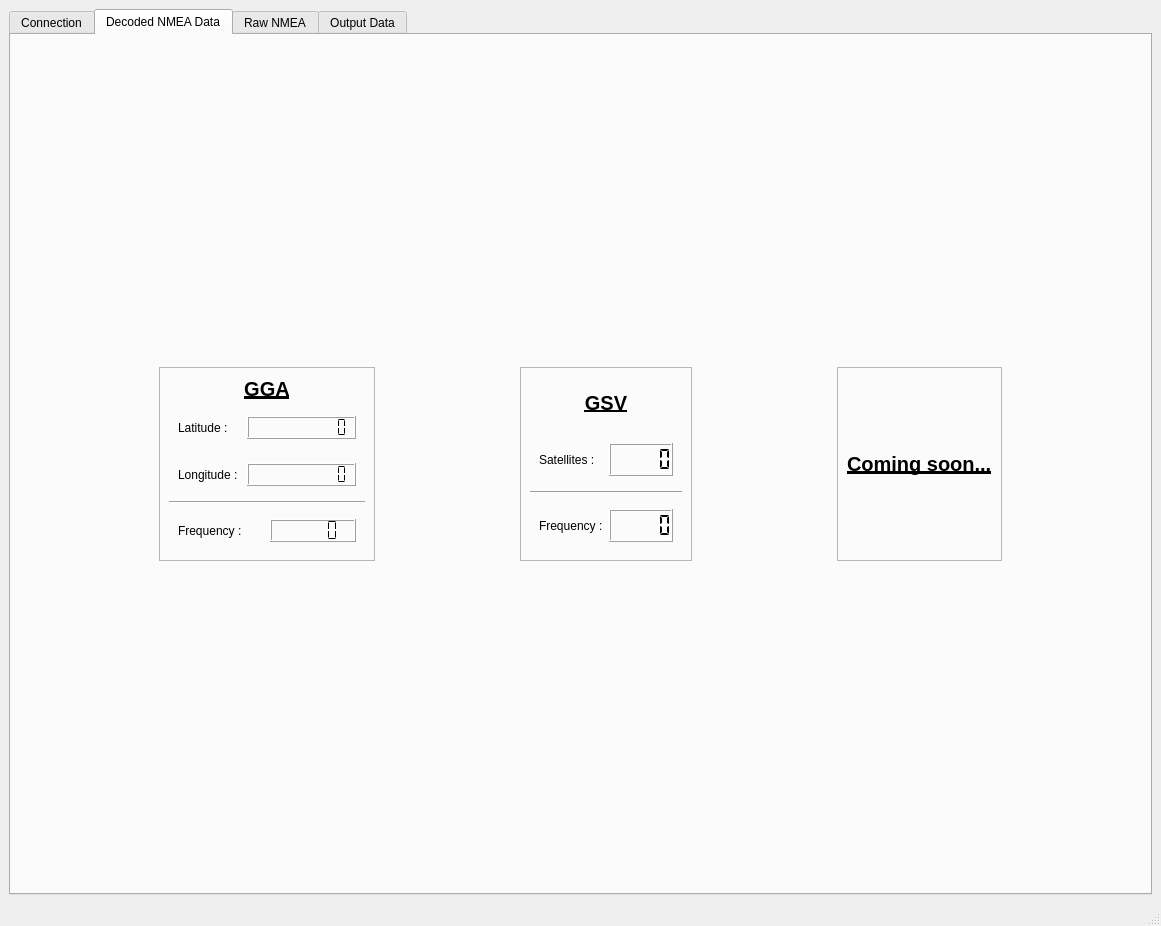
The window that ui/interface.ui (Kupofty/NMEA_Center) describes before a commit, drawn with Qt 5.
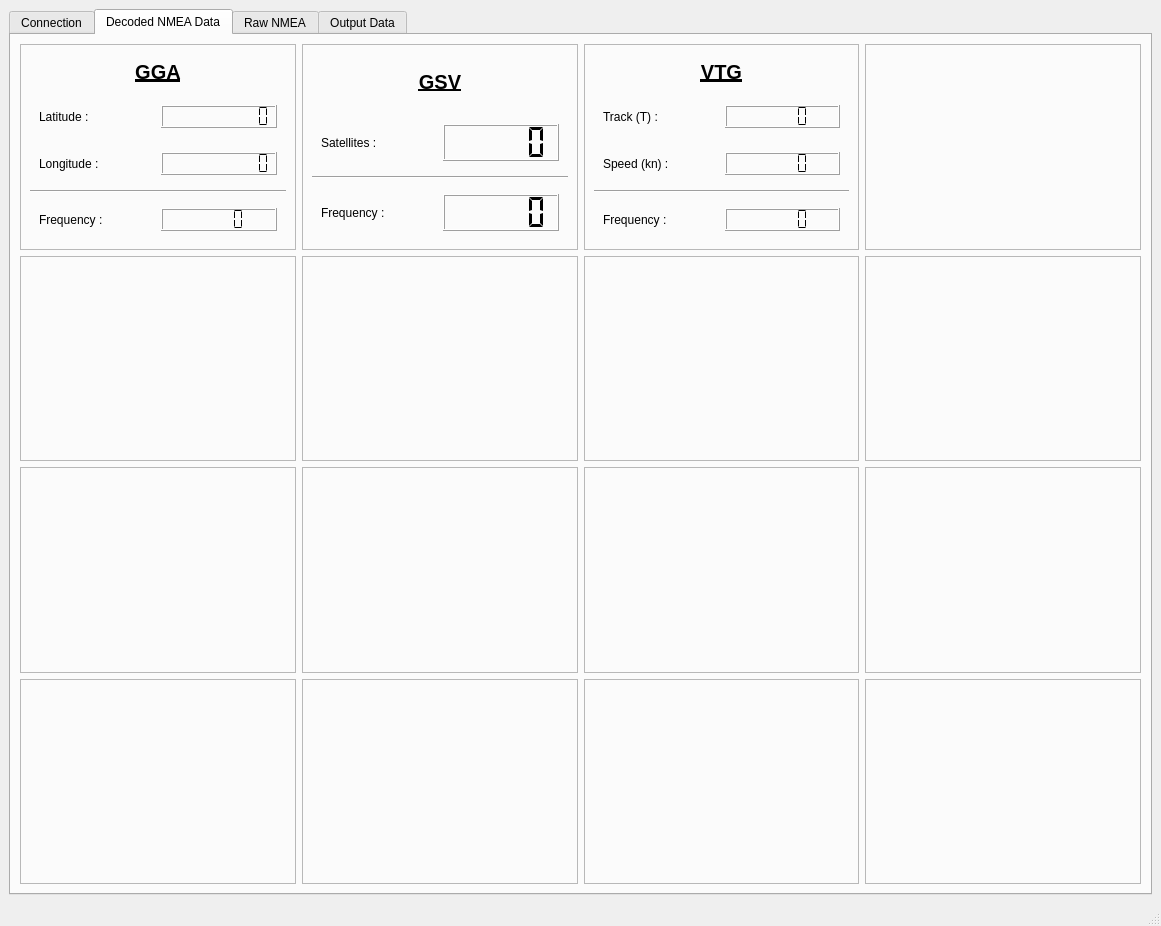
The same window after the commit. The open tabs and pages were chosen to show the change. Icons and pictures are not drawn.

```diff
--- a/ui/interface.ui
+++ b/ui/interface.ui
@@ -379,85 +379,265 @@
         <string>Decoded NMEA Data</string>
        </attribute>
        <layout class="QGridLayout" name="gridLayout_8">
-        <item row="1" column="6">
-         <spacer name="horizontalSpacer_11">
-          <property name="orientation">
-           <enum>Qt::Orientation::Horizontal</enum>
+        <item row="0" column="1">
+         <widget class="QFrame" name="verticalFrame_2">
+          <property name="frameShape">
+           <enum>QFrame::Shape::StyledPanel</enum>
           </property>
-          <property name="sizeHint" stdset="0">
-           <size>
-            <width>132</width>
-            <height>20</height>
-           </size>
-          </property>
-         </spacer>
-        </item>
-        <item row="1" column="2">
-         <spacer name="horizontalSpacer_10">
-          <property name="orientation">
-           <enum>Qt::Orientation::Horizontal</enum>
-          </property>
-          <property name="sizeHint" stdset="0">
-           <size>
-            <width>133</width>
-            <height>20</height>
-           </size>
-          </property>
-         </spacer>
+          <layout class="QVBoxLayout" name="verticalLayout_14">
+           <property name="leftMargin">
+            <number>9</number>
+           </property>
+           <property name="topMargin">
+            <number>9</number>
+           </property>
+           <property name="rightMargin">
+            <number>9</number>
+           </property>
+           <property name="bottomMargin">
+            <number>9</number>
+           </property>
+           <item>
+            <widget class="QLabel" name="label_14">
+             <property name="font">
+              <font>
+               <pointsize>15</pointsize>
+               <bold>true</bold>
+               <underline>true</underline>
+              </font>
+             </property>
+             <property name="text">
+              <string>GSV</string>
+             </property>
+             <property name="alignment">
+              <set>Qt::AlignmentFlag::AlignCenter</set>
+             </property>
+            </widget>
+           </item>
+           <item>
+            <layout class="QHBoxLayout" name="horizontalLayout_4">
+             <property name="leftMargin">
+              <number>9</number>
+             </property>
+             <property name="topMargin">
+              <number>9</number>
+             </property>
+             <property name="rightMargin">
+              <number>9</number>
+             </property>
+             <property name="bottomMargin">
+              <number>9</number>
+             </property>
+             <item>
+              <widget class="QLabel" name="label_9">
+               <property name="text">
+                <string>Satellites : </string>
+               </property>
+              </widget>
+             </item>
+             <item>
+              <widget class="QLCDNumber" name="lcdNumber_satellites_gsv">
+               <property name="segmentStyle">
+                <enum>QLCDNumber::SegmentStyle::Flat</enum>
+               </property>
+              </widget>
+             </item>
+            </layout>
+           </item>
+           <item>
+            <widget class="Line" name="line_3">
+             <property name="orientation">
+              <enum>Qt::Orientation::Horizontal</enum>
+             </property>
+            </widget>
+           </item>
+           <item>
+            <layout class="QHBoxLayout" name="horizontalLayout_8">
+             <property name="leftMargin">
+              <number>9</number>
+             </property>
+             <property name="topMargin">
+              <number>9</number>
+             </property>
+             <property name="rightMargin">
+              <number>9</number>
+             </property>
+             <property name="bottomMargin">
+              <number>9</number>
+             </property>
+             <item>
+              <widget class="QLabel" name="label_13">
+               <property name="text">
+                <string>Frequency :</string>
+               </property>
+              </widget>
+             </item>
+             <item>
+              <widget class="QLCDNumber" name="lcdNumber_frequency_gsv">
+               <property name="frameShadow">
+                <enum>QFrame::Shadow::Raised</enum>
+               </property>
+               <property name="smallDecimalPoint">
+                <bool>false</bool>
+               </property>
+               <property name="digitCount">
+                <number>5</number>
+               </property>
+               <property name="segmentStyle">
+                <enum>QLCDNumber::SegmentStyle::Flat</enum>
+               </property>
+              </widget>
+             </item>
+            </layout>
+           </item>
+          </layout>
+         </widget>
         </item>
         <item row="0" column="2">
-         <spacer name="verticalSpacer_17">
-          <property name="orientation">
-           <enum>Qt::Orientation::Vertical</enum>
+         <widget class="QFrame" name="horizontalFrame">
+          <property name="frameShape">
+           <enum>QFrame::Shape::StyledPanel</enum>
           </property>
-          <property name="sizeHint" stdset="0">
-           <size>
-            <width>20</width>
-            <height>335</height>
-           </size>
-          </property>
-         </spacer>
+          <layout class="QVBoxLayout" name="verticalLayout_28">
+           <property name="leftMargin">
+            <number>9</number>
+           </property>
+           <property name="topMargin">
+            <number>9</number>
+           </property>
+           <property name="rightMargin">
+            <number>9</number>
+           </property>
+           <property name="bottomMargin">
+            <number>9</number>
+           </property>
+           <item>
+            <widget class="QLabel" name="label_27">
+             <property name="font">
+              <font>
+               <pointsize>15</pointsize>
+               <bold>true</bold>
+               <underline>true</underline>
+              </font>
+             </property>
+             <property name="text">
+              <string>VTG</string>
+             </property>
+             <property name="alignment">
+              <set>Qt::AlignmentFlag::AlignCenter</set>
+             </property>
+            </widget>
+           </item>
+           <item>
+            <layout class="QHBoxLayout" name="horizontalLayout_24">
+             <property name="leftMargin">
+              <number>9</number>
+             </property>
+             <property name="topMargin">
+              <number>9</number>
+             </property>
+             <property name="rightMargin">
+              <number>9</number>
+             </property>
+             <property name="bottomMargin">
+              <number>9</number>
+             </property>
+             <item>
+              <widget class="QLabel" name="label_31">
+               <property name="text">
+                <string>Track (T) :</string>
+               </property>
+              </widget>
+             </item>
+             <item>
+              <widget class="QLCDNumber" name="lcdNumber_track_true_vtg">
+               <property name="segmentStyle">
+                <enum>QLCDNumber::SegmentStyle::Flat</enum>
+               </property>
+              </widget>
+             </item>
+            </layout>
+           </item>
+           <item>
+            <layout class="QHBoxLayout" name="horizontalLayout_23">
+             <property name="leftMargin">
+              <number>9</number>
+             </property>
+             <property name="topMargin">
+              <number>9</number>
+             </property>
+             <property name="rightMargin">
+              <number>9</number>
+             </property>
+             <property name="bottomMargin">
+              <number>9</number>
+             </property>
+             <item>
+              <widget class="QLabel" name="label_32">
+               <property name="text">
+                <string>Speed (kn) :</string>
+               </property>
+              </widget>
+             </item>
+             <item>
+              <widget class="QLCDNumber" name="lcdNumber_speed_knot_vtg">
+               <property name="segmentStyle">
+                <enum>QLCDNumber::SegmentStyle::Flat</enum>
+               </property>
+              </widget>
+             </item>
+            </layout>
+           </item>
+           <item>
+            <widget class="Line" name="line_8">
+             <property name="orientation">
+              <enum>Qt::Orientation::Horizontal</enum>
+             </property>
+            </widget>
+           </item>
+           <item>
+            <layout class="QHBoxLayout" name="horizontalLayout_26">
+             <property name="leftMargin">
+              <number>9</number>
+             </property>
+             <property name="topMargin">
+              <number>9</number>
+             </property>
+             <property name="rightMargin">
+              <number>9</number>
+             </property>
+             <property name="bottomMargin">
+              <number>9</number>
+             </property>
+             <item>
+              <widget class="QLabel" name="label_33">
+               <property name="text">
+                <string>Frequency :</string>
+               </property>
+              </widget>
+             </item>
+             <item>
+              <widget class="QLCDNumber" name="lcdNumber_frequency_vtg">
+               <property name="frameShadow">
+                <enum>QFrame::Shadow::Raised</enum>
+               </property>
+               <property name="smallDecimalPoint">
+                <bool>false</bool>
+               </property>
+               <property name="digitCount">
+                <number>5</number>
+               </property>
+               <property name="segmentStyle">
+                <enum>QLCDNumber::SegmentStyle::Flat</enum>
+               </property>
+              </widget>
+             </item>
+            </layout>
+           </item>
+          </layout>
+         </widget>
         </item>
-        <item row="1" column="0">
-         <spacer name="horizontalSpacer_9">
-          <property name="orientation">
-           <enum>Qt::Orientation::Horizontal</enum>
-          </property>
-          <property name="sizeHint" stdset="0">
-           <size>
-            <width>132</width>
-            <height>20</height>
-           </size>
-          </property>
-         </spacer>
-        </item>
-        <item row="2" column="2">
-         <spacer name="verticalSpacer_18">
-          <property name="orientation">
-           <enum>Qt::Orientation::Vertical</enum>
-          </property>
-          <property name="sizeHint" stdset="0">
-           <size>
-            <width>20</width>
-            <height>335</height>
-           </size>
-          </property>
-         </spacer>
-        </item>
-        <item row="1" column="4">
-         <spacer name="horizontalSpacer_12">
-          <property name="orientation">
-           <enum>Qt::Orientation::Horizontal</enum>
-          </property>
-          <property name="sizeHint" stdset="0">
-           <size>
-            <width>40</width>
-            <height>20</height>
-           </size>
-          </property>
-         </spacer>
-        </item>
-        <item row="1" column="1">
+        <item row="0" column="0">
          <widget class="QFrame" name="verticalFrame">
           <property name="frameShape">
            <enum>QFrame::Shape::StyledPanel</enum>
@@ -598,153 +778,108 @@
           </layout>
          </widget>
         </item>
+        <item row="0" column="3">
+         <widget class="QFrame" name="verticalFrame_12">
+          <property name="frameShape">
+           <enum>QFrame::Shape::StyledPanel</enum>
+          </property>
+          <layout class="QVBoxLayout" name="verticalLayout_15"/>
+         </widget>
+        </item>
+        <item row="1" column="1">
+         <widget class="QFrame" name="verticalFrame_5">
+          <property name="frameShape">
+           <enum>QFrame::Shape::StyledPanel</enum>
+          </property>
+          <layout class="QVBoxLayout" name="verticalLayout_21"/>
+         </widget>
+        </item>
+        <item row="1" column="0">
+         <widget class="QFrame" name="verticalFrame_13">
+          <property name="frameShape">
+           <enum>QFrame::Shape::StyledPanel</enum>
+          </property>
+          <layout class="QVBoxLayout" name="verticalLayout_29"/>
+         </widget>
+        </item>
+        <item row="2" column="0">
+         <widget class="QFrame" name="verticalFrame_4">
+          <property name="frameShape">
+           <enum>QFrame::Shape::StyledPanel</enum>
+          </property>
+          <layout class="QVBoxLayout" name="verticalLayout_20"/>
+         </widget>
+        </item>
+        <item row="2" column="1">
+         <widget class="QFrame" name="verticalFrame_6">
+          <property name="frameShape">
+           <enum>QFrame::Shape::StyledPanel</enum>
+          </property>
+          <layout class="QVBoxLayout" name="verticalLayout_22"/>
+         </widget>
+        </item>
+        <item row="2" column="2">
+         <widget class="QFrame" name="verticalFrame_10">
+          <property name="frameShape">
+           <enum>QFrame::Shape::StyledPanel</enum>
+          </property>
+          <layout class="QVBoxLayout" name="verticalLayout_26"/>
+         </widget>
+        </item>
+        <item row="2" column="3">
+         <widget class="QFrame" name="verticalFrame_8">
+          <property name="frameShape">
+           <enum>QFrame::Shape::StyledPanel</enum>
+          </property>
+          <layout class="QVBoxLayout" name="verticalLayout_24"/>
+         </widget>
+        </item>
         <item row="1" column="3">
-         <widget class="QFrame" name="verticalFrame_2">
+         <widget class="QFrame" name="verticalFrame_7">
           <property name="frameShape">
            <enum>QFrame::Shape::StyledPanel</enum>
           </property>
-          <layout class="QVBoxLayout" name="verticalLayout_14">
-           <property name="leftMargin">
-            <number>9</number>
-           </property>
-           <property name="topMargin">
-            <number>9</number>
-           </property>
-           <property name="rightMargin">
-            <number>9</number>
-           </property>
-           <property name="bottomMargin">
-            <number>9</number>
-           </property>
-           <item>
-            <widget class="QLabel" name="label_14">
-             <property name="font">
-              <font>
-               <pointsize>15</pointsize>
-               <bold>true</bold>
-               <underline>true</underline>
-              </font>
-             </property>
-             <property name="text">
-              <string>GSV</string>
-             </property>
-             <property name="alignment">
-              <set>Qt::AlignmentFlag::AlignCenter</set>
-             </property>
-            </widget>
-           </item>
-           <item>
-            <layout class="QHBoxLayout" name="horizontalLayout_4">
-             <property name="leftMargin">
-              <number>9</number>
-             </property>
-             <property name="topMargin">
-              <number>9</number>
-             </property>
-             <property name="rightMargin">
-              <number>9</number>
-             </property>
-             <property name="bottomMargin">
-              <number>9</number>
-             </property>
-             <item>
-              <widget class="QLabel" name="label_9">
-               <property name="text">
-                <string>Satellites : </string>
-               </property>
-              </widget>
-             </item>
-             <item>
-              <widget class="QLCDNumber" name="lcdNumber_satellitesInView">
-               <property name="segmentStyle">
-                <enum>QLCDNumber::SegmentStyle::Flat</enum>
-               </property>
-              </widget>
-             </item>
-            </layout>
-           </item>
-           <item>
-            <widget class="Line" name="line_3">
-             <property name="orientation">
-              <enum>Qt::Orientation::Horizontal</enum>
-             </property>
-            </widget>
-           </item>
-           <item>
-            <layout class="QHBoxLayout" name="horizontalLayout_8">
-             <property name="leftMargin">
-              <number>9</number>
-             </property>
-             <property name="topMargin">
-              <number>9</number>
-             </property>
-             <property name="rightMargin">
-              <number>9</number>
-             </property>
-             <property name="bottomMargin">
-              <number>9</number>
-             </property>
-             <item>
-              <widget class="QLabel" name="label_13">
-               <property name="text">
-                <string>Frequency :</string>
-               </property>
-              </widget>
-             </item>
-             <item>
-              <widget class="QLCDNumber" name="lcdNumber_frequency_gsv">
-               <property name="frameShadow">
-                <enum>QFrame::Shadow::Raised</enum>
-               </property>
-               <property name="smallDecimalPoint">
-                <bool>false</bool>
-               </property>
-               <property name="digitCount">
-                <number>5</number>
-               </property>
-               <property name="segmentStyle">
-                <enum>QLCDNumber::SegmentStyle::Flat</enum>
-               </property>
-              </widget>
-             </item>
-            </layout>
-           </item>
-          </layout>
+          <layout class="QVBoxLayout" name="verticalLayout_23"/>
          </widget>
         </item>
-        <item row="1" column="5">
+        <item row="3" column="3">
          <widget class="QFrame" name="verticalFrame_3">
           <property name="frameShape">
            <enum>QFrame::Shape::StyledPanel</enum>
           </property>
-          <layout class="QVBoxLayout" name="verticalLayout_15">
-           <property name="leftMargin">
-            <number>9</number>
-           </property>
-           <property name="topMargin">
-            <number>9</number>
-           </property>
-           <property name="rightMargin">
-            <number>9</number>
-           </property>
-           <property name="bottomMargin">
-            <number>9</number>
-           </property>
-           <item>
-            <widget class="QLabel" name="label_27">
-             <property name="font">
-              <font>
-               <pointsize>15</pointsize>
-               <bold>true</bold>
-               <underline>true</underline>
-              </font>
-             </property>
-             <property name="text">
-              <string>Coming soon...</string>
-             </property>
-            </widget>
-           </item>
-          </layout>
+          <layout class="QVBoxLayout" name="verticalLayout_19"/>
+         </widget>
+        </item>
+        <item row="3" column="2">
+         <widget class="QFrame" name="verticalFrame_11">
+          <property name="frameShape">
+           <enum>QFrame::Shape::StyledPanel</enum>
+          </property>
+          <layout class="QVBoxLayout" name="verticalLayout_27"/>
+         </widget>
+        </item>
+        <item row="3" column="1">
+         <widget class="QFrame" name="verticalFrame_2">
+          <property name="frameShape">
+           <enum>QFrame::Shape::StyledPanel</enum>
+          </property>
+          <layout class="QVBoxLayout" name="verticalLayout_18"/>
+         </widget>
+        </item>
+        <item row="3" column="0">
+         <widget class="QFrame" name="verticalFrame">
+          <property name="frameShape">
+           <enum>QFrame::Shape::StyledPanel</enum>
+          </property>
+          <layout class="QVBoxLayout" name="verticalLayout_17"/>
+         </widget>
+        </item>
+        <item row="1" column="2">
+         <widget class="QFrame" name="verticalFrame">
+          <property name="frameShape">
+           <enum>QFrame::Shape::StyledPanel</enum>
+          </property>
+          <layout class="QVBoxLayout" name="verticalLayout_25"/>
          </widget>
         </item>
        </layout>
```
Left out of the diff: 6 changed lines with no effect on the pictures.
